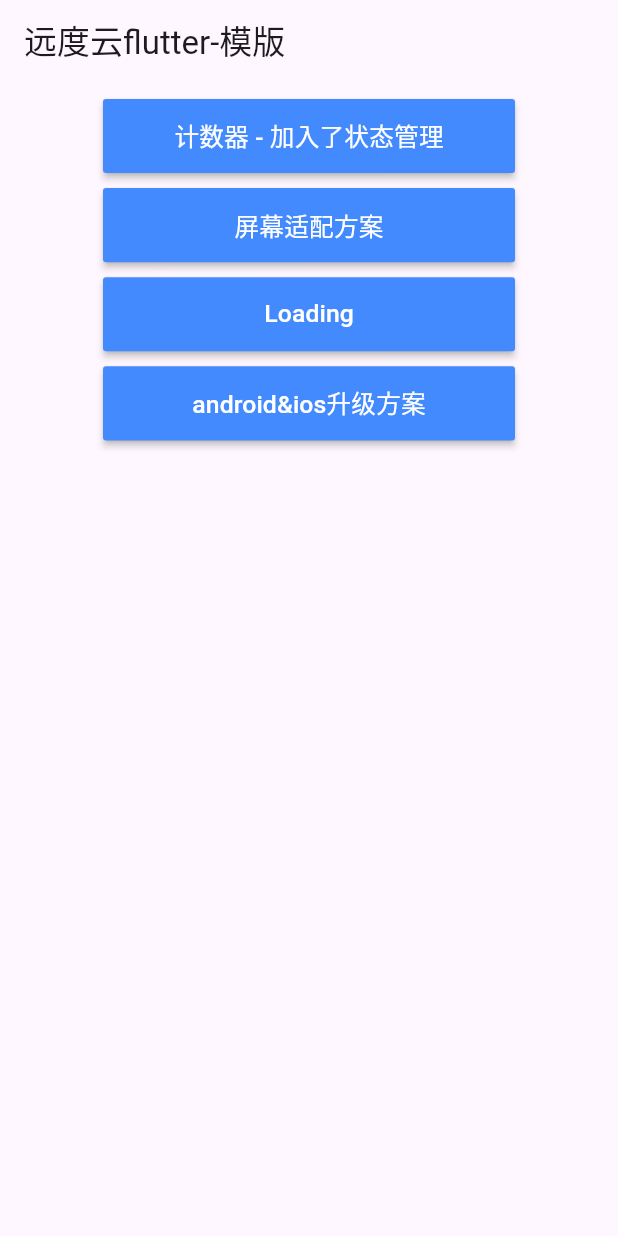
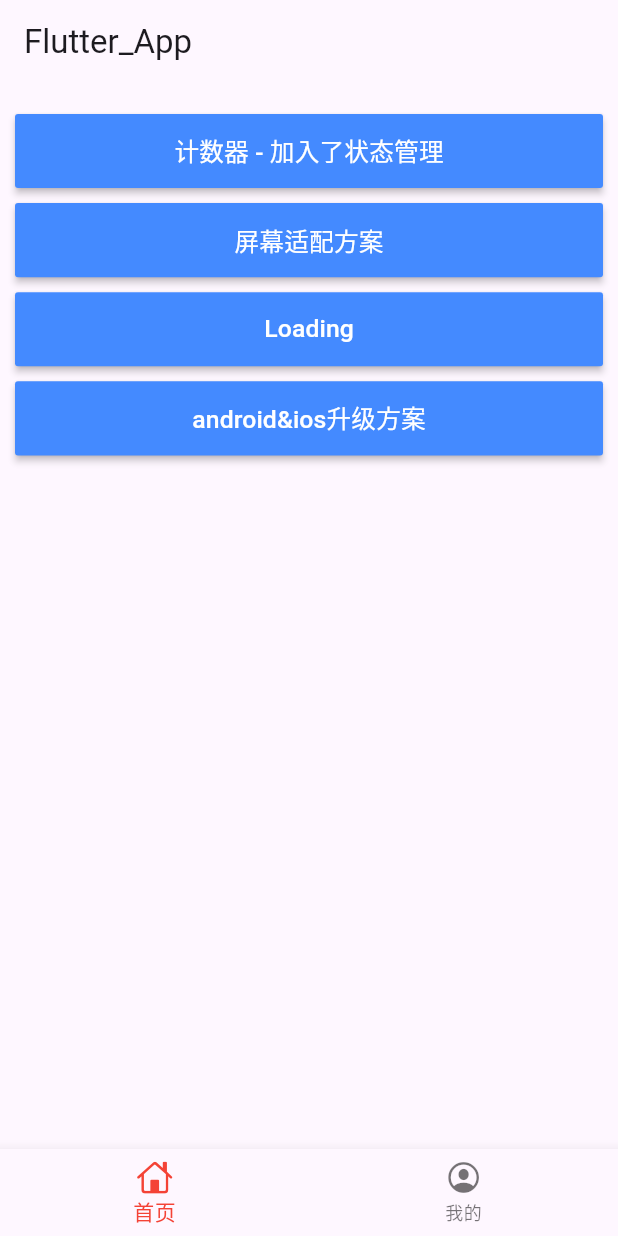
Before and after one commit to zhengzhuang96/flutter_app, a Flutter app: the screen it shows after launch, on a phone screen of 412 x 824 dp. Run offline on Flutter 3.47's test engine with Material 3 defaults, Android fonts, the phone set to English and light mode, and no system bars; our stand-ins replace flutter_screenutil, flutter_spinkit, get.

Commit message:
feat: demo模版发布

```diff
--- a/lib/main.dart
+++ b/lib/main.dart
@@ -2,7 +2,7 @@
  * @Author: {zhengzhuang}
  * @Date: 2022-08-02 15:43:02
  * @LastEditors: {zhengzhuang}
- * @LastEditTime: 2022-08-16 11:19:45
+ * @LastEditTime: 2024-11-08 15:48:30
  * @Description: In User Settings Edit
  */
 import 'package:flutter/material.dart';
@@ -18,7 +18,7 @@ void main() {
 }
 
 class MyApp extends StatelessWidget {
-  const MyApp({Key? key}) : super(key: key);
+  const MyApp({super.key});
 
   @override
   Widget build(BuildContext context) {
--- /dev/null
+++ b/lib/pages/home_page.dart
@@ -0,0 +1,65 @@
+/*
+ * @Author: {zhengzhuang}
+ * @Date: 2024-11-08 15:44:16
+ * @LastEditors: {zhengzhuang}
+ * @LastEditTime: 2024-11-08 16:00:44
+ * @Description:
+ */
+import 'package:flutter/material.dart';
+import 'package:flutter_screenutil/flutter_screenutil.dart';
+
+import '../routes/navigator_util.dart';
+
+class HomePage extends StatefulWidget {
+  const HomePage({super.key});
+
+  @override
+  State<HomePage> createState() => _HomePageState();
+}
+
+class _HomePageState extends State<HomePage> {
+  @override
+  Widget build(BuildContext context) {
+    return Scaffold(
+      appBar: AppBar(title: const Text('Flutter_App')),
+      body: Container(
+        child: ListView(
+          padding: const EdgeInsets.all(10.0),
+          shrinkWrap: true,
+          children: <Widget>[
+            const SizedBox(height: 10.0),
+            _buildMaterialButton('计数器 - 加入了状态管理', () {
+              NavigatorUtil.jump('/counters');
+            }),
+            const SizedBox(height: 10.0),
+            _buildMaterialButton('屏幕适配方案', () {
+              NavigatorUtil.jump('/screenutil');
+            }),
+            const SizedBox(height: 10.0),
+            _buildMaterialButton('Loading', () {
+              NavigatorUtil.jump('/loading');
+            }),
+            const SizedBox(height: 10.0),
+            _buildMaterialButton('android&ios升级方案', () {
+              NavigatorUtil.jump('/update');
+            }),
+          ],
+        ),
+      ),
+    );
+  }
+
+  // 按钮组件
+  Widget _buildMaterialButton(String text, VoidCallback onPressed) {
+    return MaterialButton(
+      minWidth: ScreenUtil().setWidth(500),
+      height: ScreenUtil().setHeight(80),
+      color: Colors.blueAccent,
+      onPressed: onPressed,
+      child: Text(
+        text,
+        style: TextStyle(color: Colors.white, fontSize: ScreenUtil().setSp(30)),
+      ),
+    );
+  }
+}
--- a/lib/pages/index_page.dart
+++ b/lib/pages/index_page.dart
@@ -1,80 +1,66 @@
 /*
  * @Author: {zhengzhuang}
- * @Date: 2022-08-02 15:55:19
+ * @Date: 2024-11-08 15:42:10
  * @LastEditors: {zhengzhuang}
- * @LastEditTime: 2022-10-31 10:27:09
- * @Description: In User Settings Edit
+ * @LastEditTime: 2024-11-08 15:47:40
+ * @Description:
  */
 import 'package:flutter/material.dart';
-import 'package:flutter_screenutil/flutter_screenutil.dart';
-
-import '../routes/navigator_util.dart';
+import 'package:flutter/cupertino.dart';
+import 'package:flutter_app/pages/home_page.dart';
+import 'package:flutter_app/pages/user_page.dart';
 
 class IndexPage extends StatefulWidget {
-  const IndexPage({Key? key}) : super(key: key);
+  const IndexPage({super.key});
 
   @override
-  State<IndexPage> createState() => _IndexPageState();
+  _IndexPageState createState() => _IndexPageState();
 }
 
 class _IndexPageState extends State<IndexPage> {
+  final List<BottomNavigationBarItem> bottomTabs = [
+    BottomNavigationBarItem(
+      icon: Icon(CupertinoIcons.home),
+      label: '首页',
+      // title: Text('首页')
+    ),
+    BottomNavigationBarItem(
+      icon: Icon(CupertinoIcons.profile_circled),
+      label: '我的',
+    ),
+  ];
+
+  final List<Widget> tabBodies = [HomePage(), UserPage()];
+
+  int currentIndex = 0;
+  var currentPage;
+
+  @override
+  void initState() {
+    currentPage = tabBodies[currentIndex];
+    super.initState();
+
+    // 检查App版本更新
+    // getAppUpdate(context);
+  }
+
   @override
   Widget build(BuildContext context) {
     return Scaffold(
-      appBar: AppBar(
-        title: const Text('远度云flutter-模版'),
+      backgroundColor: Color.fromRGBO(244, 245, 245, 1.0),
+      bottomNavigationBar: BottomNavigationBar(
+        type: BottomNavigationBarType.fixed,
+        currentIndex: currentIndex,
+        items: bottomTabs,
+        fixedColor: Colors.red,
+        onTap: (index) {
+          setState(() {
+            currentIndex = index;
+            currentPage = tabBodies[currentIndex];
+          });
+        },
       ),
-      body: Center(
-        child: Column(
-          children: <Widget>[
-            const SizedBox(height: 10.0),
-            _buildMaterialButton(
-              '计数器 - 加入了状态管理',
-              () {
-                NavigatorUtil.jump('/counters');
-              },
-            ),
-            const SizedBox(height: 10.0),
-            _buildMaterialButton(
-              '屏幕适配方案',
-              () {
-                NavigatorUtil.jump('/screenutil');
-              },
-            ),
-            const SizedBox(height: 10.0),
-            _buildMaterialButton(
-              'Loading',
-              () {
-                NavigatorUtil.jump('/loading');
-              },
-            ),
-            const SizedBox(height: 10.0),
-            _buildMaterialButton(
-              'android&ios升级方案',
-              () {
-                NavigatorUtil.jump('/update');
-              },
-            ),
-          ],
-        ),
-      ),
-    );
-  }
-
-  // 按钮组件
-  Widget _buildMaterialButton(String text, VoidCallback onPressed) {
-    return MaterialButton(
-      minWidth: ScreenUtil().setWidth(500),
-      height: ScreenUtil().setHeight(80),
-      color: Colors.blueAccent,
-      onPressed: onPressed,
-      child: Text(
-        text,
-        style: TextStyle(
-          color: Colors.white,
-          fontSize: ScreenUtil().setSp(30),
-        ),
-      ),
+      body: IndexedStack(index: currentIndex, children: tabBodies),
     );
   }
 }
```
Also changed, not shown: lib/pages/user_page.dart (added, +63 -0 lines).
